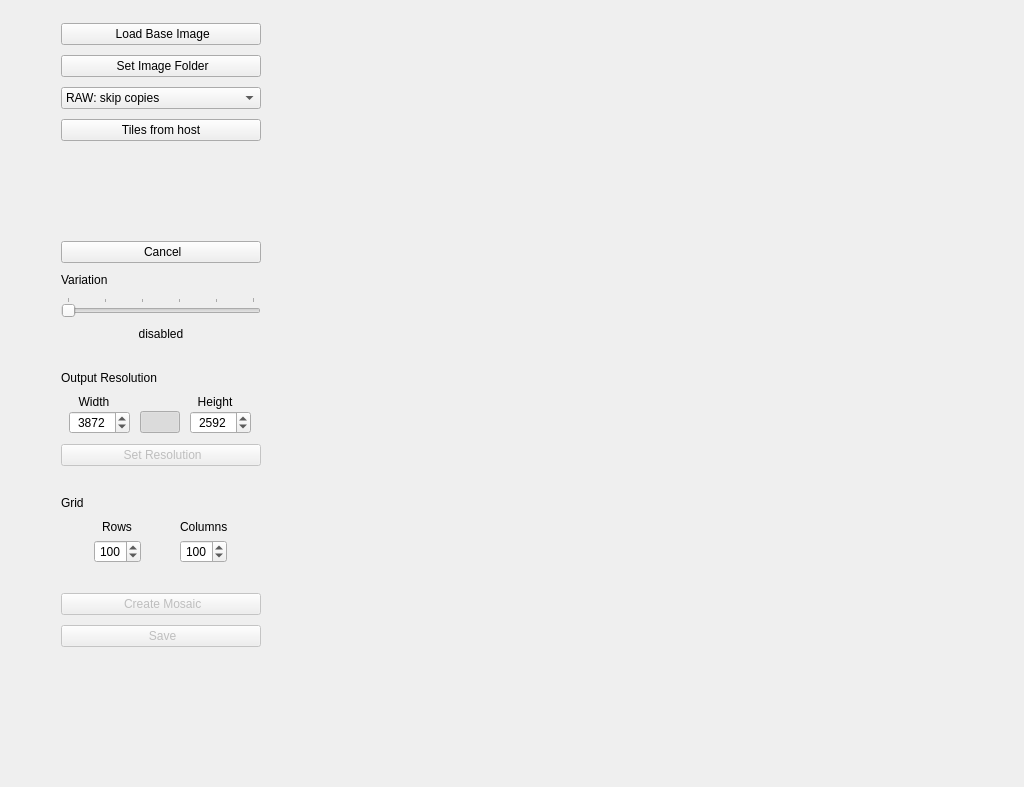
Above: mainwindow.ui from MightyMirko/ImageMosaicWall before the change. Below: the same form after it.
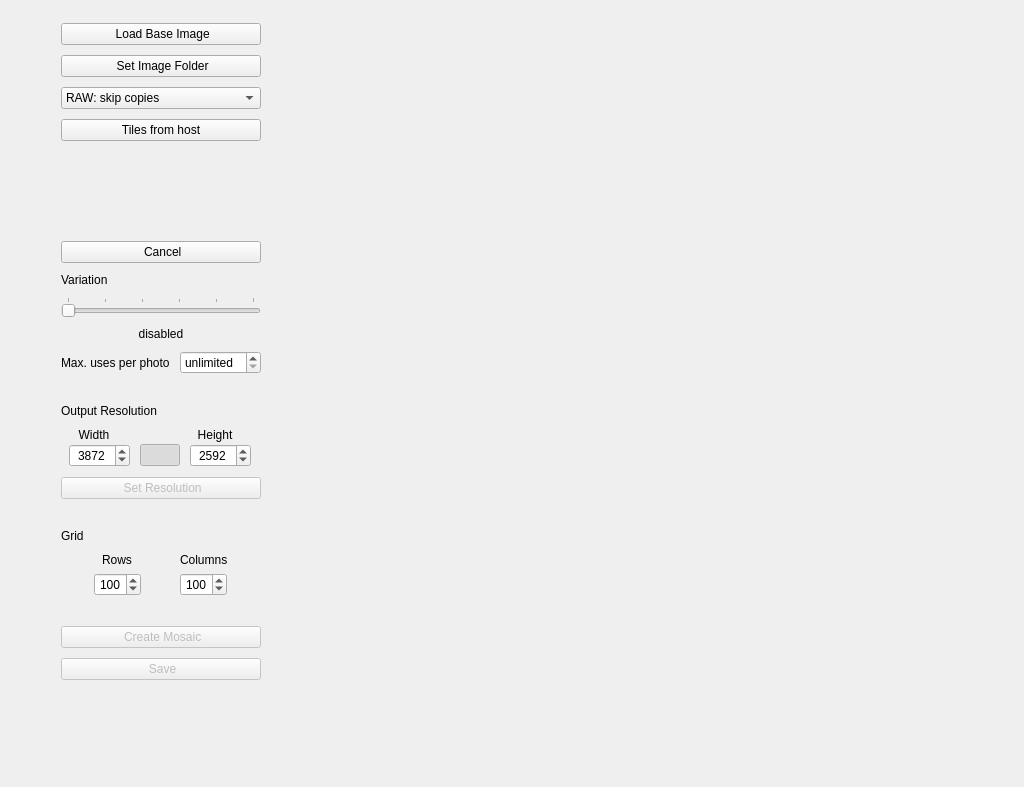
That is the form after the change. Icons and pictures are not drawn. Custom widgets are drawn as their Qt base class.

Commit message: Limit how often one photo is used

```diff
--- a/mainwindow.ui
+++ b/mainwindow.ui
@@ -391,6 +391,35 @@
                  </property>
                 </widget>
                </item>
+               <item row="2" column="0">
+                <widget class="QLabel" name="lblMaxUses">
+                 <property name="toolTip">
+                  <string>How often one photo may appear in the whole mosaic. Variation only prevents repeats close to each other.</string>
+                 </property>
+                 <property name="text">
+                  <string>Max. uses per photo</string>
+                 </property>
+                </widget>
+               </item>
+               <item row="2" column="1">
+                <widget class="QSpinBox" name="sbMaxUses">
+                 <property name="toolTip">
+                  <string>How often one photo may appear in the whole mosaic. Variation only prevents repeats close to each other.</string>
+                 </property>
+                 <property name="specialValueText">
+                  <string>unlimited</string>
+                 </property>
+                 <property name="minimum">
+                  <number>0</number>
+                 </property>
+                 <property name="maximum">
+                  <number>9999</number>
+                 </property>
+                 <property name="value">
+                  <number>0</number>
+                 </property>
+                </widget>
+               </item>
               </layout>
              </item>
              <item>
```
The commit also changes 4 other files.
